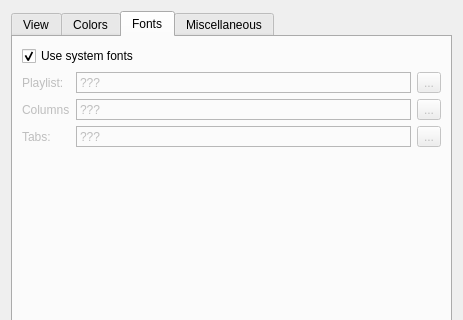
Old version of the form qmmp-plugin-pack/src/Ui/qsui/forms/qsuisettings.ui in the repository djdron/qmmp; both pictures show x 0 to 463 and y 0 to 320 of the 463 by 483 pixel window.
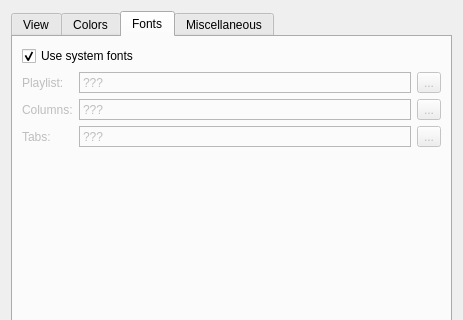
New version of the form. The open tabs and pages were chosen to show the change. Custom widgets are drawn as their Qt base class.

Diff of the .ui file:
```diff
--- a/qmmp-plugin-pack/src/Ui/qsui/forms/qsuisettings.ui
+++ b/qmmp-plugin-pack/src/Ui/qsui/forms/qsuisettings.ui
@@ -807,7 +807,7 @@
              </size>
             </property>
             <property name="text">
-             <string>Columns</string>
+             <string>Columns:</string>
             </property>
             <property name="alignment">
              <set>Qt::AlignLeading|Qt::AlignLeft|Qt::AlignVCenter</set>
```
